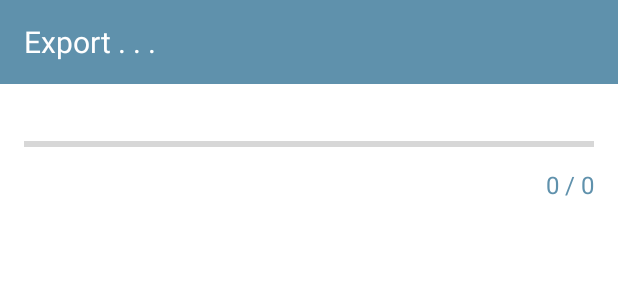
After one commit to AbubakirKhakimov/Product-controller, an Android app: the layout excel_progress_dialog_layout.xml on its own in the app's theme, with its tools: preview values and no code run, on a phone screen of 412 x 824 dp. The commit adds this screen. Shown: the top 300 px of the screen. Run offline under Robolectric (Android 15) with nearby library versions, the phone set to English and light mode, and no system bars.

Commit message:
10.05.2022

```diff
--- /dev/null
+++ b/app/src/main/java/uz/dev_abubakir_khakimov/product_controller/utils/Constants.kt
@@ -0,0 +1,6 @@
+package uz.dev_abubakir_khakimov.product_controller.utils
+
+object Constants {
+    const val BARCODE_IMAGE_WIDTH = 420
+    const val BARCODE_IMAGE_HEIGHT = 210
+}
--- /dev/null
+++ b/app/src/main/res/layout/excel_progress_dialog_layout.xml
@@ -0,0 +1,40 @@
+<?xml version="1.0" encoding="utf-8"?>
+<LinearLayout xmlns:android="http://schemas.android.com/apk/res/android"
+    android:layout_width="match_parent"
+    android:layout_height="wrap_content"
+    android:orientation="vertical">
+
+    <TextView
+        android:id="@+id/title"
+        android:layout_width="match_parent"
+        android:layout_height="?attr/actionBarSize"
+        android:background="@color/main_color"
+        android:text="@string/exporting"
+        android:textColor="@color/white"
+        android:gravity="center_vertical"
+        android:paddingStart="16dp"
+        android:paddingEnd="16dp"
+        android:textSize="20sp"/>
+
+    <ProgressBar
+        android:id="@+id/progressBar"
+        style="@style/Widget.AppCompat.ProgressBar.Horizontal"
+        android:layout_width="match_parent"
+        android:layout_height="wrap_content"
+        android:layout_marginStart="16dp"
+        android:layout_marginTop="32dp"
+        android:layout_marginEnd="16dp" />
+
+    <TextView
+        android:id="@+id/progress"
+        android:layout_width="wrap_content"
+        android:layout_height="wrap_content"
+        android:layout_marginTop="8dp"
+        android:layout_gravity="end"
+        android:textColor="@color/main_color"
+        android:textSize="16sp"
+        android:layout_marginBottom="32dp"
+        android:layout_marginEnd="16dp"
+        android:text="0 / 0" />
+
+</LinearLayout>
--- a/app/src/main/res/layout/fragment_home.xml
+++ b/app/src/main/res/layout/fragment_home.xml
@@ -44,7 +44,7 @@
             app:tint="@color/white" />
 
         <ImageView
-            android:id="@+id/export_excel"
+            android:id="@+id/export_import"
             android:layout_width="30dp"
             android:layout_height="30dp"
             android:layout_gravity="center_vertical"
--- a/app/src/main/res/values/colors.xml
+++ b/app/src/main/res/values/colors.xml
@@ -2,7 +2,7 @@
 <resources>
     <color name="black">#FF000000</color>
     <color name="white">#FFFFFFFF</color>
-    <color name="main_color">#815AC0</color>
-    <color name="main_light_color">#A06CD5</color>
+    <color name="main_color">#5F91AC</color>
+    <color name="main_light_color">#90C2E7</color>
     <color name="gray">#5f5f5f</color>
 </resources>
--- a/app/src/main/res/values/strings.xml
+++ b/app/src/main/res/values/strings.xml
@@ -2,7 +2,6 @@
     <string name="app_name">Product controller</string>
     <string name="scanner">Scanner</string>
     <string name="add_product">Add product</string>
-    <string name="export_excel">Export excel</string>
     <string name="languagesListName">Language</string>
     <string name="englishLanguage">English</string>
     <string name="russianLanguage">Russian</string>
@@ -33,4 +32,8 @@
     <string name="successfully_removed">Successfully removed!</string>
     <string name="edit_product">Edit product</string>
     <string name="sort_by_date">Sort by date</string>
+    <string name="exporting">Export . . .</string>
+    <string name="export_excel">Export excel</string>
+    <string name="import_excel">Import excel</string>
+    <string name="importing">Importing. . .</string>
 </resources>
```
Also changed, not shown: app/src/main/java/uz/dev_abubakir_khakimov/product_controller/fragments/AddProductFragment.kt (+5 -14 lines), app/src/main/java/uz/dev_abubakir_khakimov/product_controller/fragments/HomeFragment.kt (+106 -27 lines), app/src/main/java/uz/dev_abubakir_khakimov/product_controller/fragments/MainMenuFragment.kt (+1 -13 lines), app/src/main/java/uz/dev_abubakir_khakimov/product_controller/fragments/MoreInfoFragment.kt (+1 -13 lines), app/src/main/java/uz/dev_abubakir_khakimov/product_controller/utils/ExcelManager.kt (+91 -9 lines), app/src/main/java/uz/dev_abubakir_khakimov/product_controller/utils/MediaSaveManager.kt (+15 -5 lines), app/src/main/res/layout/export_excel_dialog_layout.xml (deleted, +0 -16 lines), app/src/main/res/menu/export_import_menu.xml (added, +10 -0 lines), 2 other files.
